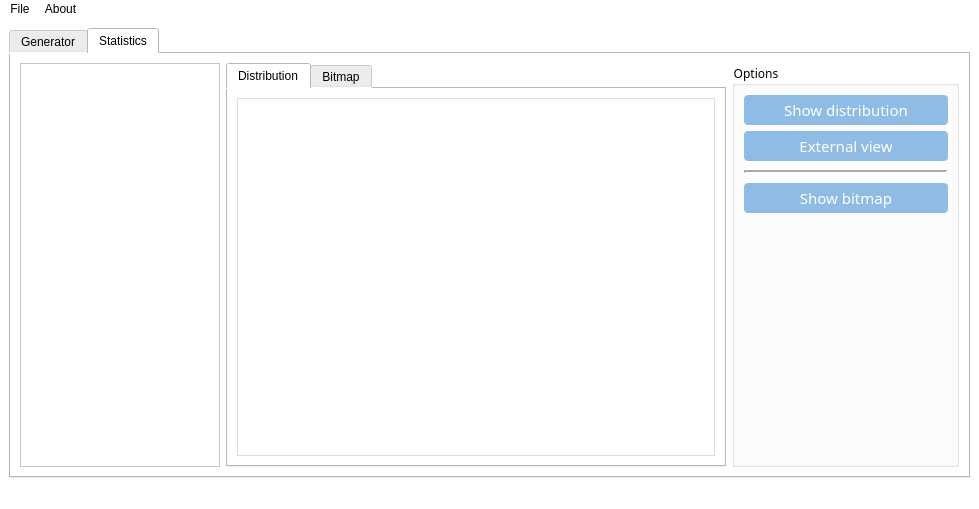
rialbat/IBMqRNG, file MainWindow.ui: the form before one commit.
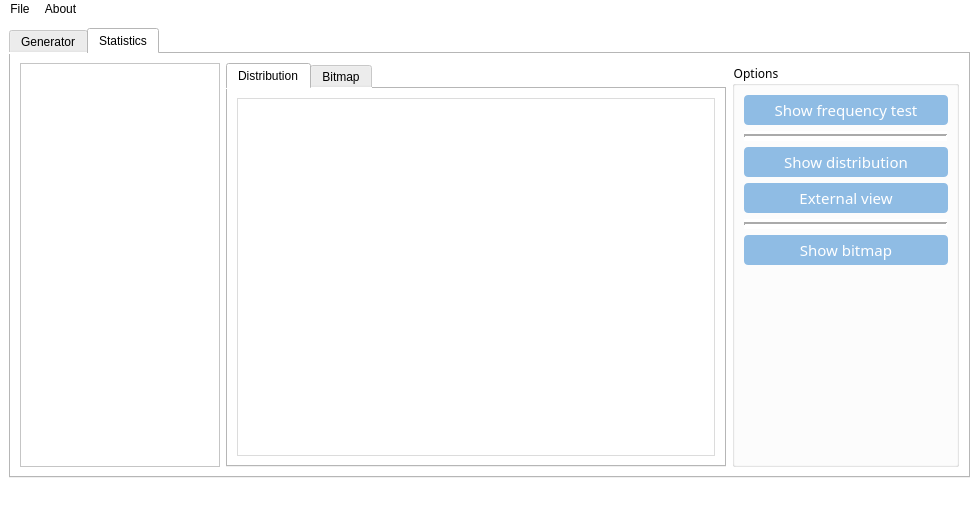
The form after the commit. The open tabs and pages were chosen to show the change. Icons and pictures are not drawn. Custom widgets are drawn as their Qt base class.

Patch:
```diff
--- a/MainWindow.ui
+++ b/MainWindow.ui
@@ -7,7 +7,7 @@
     <x>0</x>
     <y>0</y>
     <width>979</width>
-    <height>486</height>
+    <height>503</height>
    </rect>
   </property>
   <property name="minimumSize">
@@ -201,7 +201,31 @@
      border-style: solid;
      border-width: 1px;
      border-color: #DCDCDC;
- }</string>
+ }
+#frequencyPushButton
+{
+	background:rgb(0,133,252);
+	border-radius:4px;
+	font-size:15px;
+	font-family:Century Gothic, sans-serif;
+	color:rgb(255,255,255);
+}
+#frequencyPushButton:pressed
+{
+	background:rgb(0,122,228);
+	border-radius:4px;
+	font-size:15px;
+	font-family:Century Gothic, sans-serif;
+	color:rgb(255,255,255);
+}
+#frequencyPushButton:disabled
+{
+	background:rgb(143,188,228);
+	border-radius:4px;
+	font-size:15px;
+	font-family:Century Gothic, sans-serif;
+	color:rgb(255,255,255);
+}</string>
   </property>
   <widget class="QWidget" name="centralwidget">
    <layout class="QGridLayout" name="gridLayout_4">
@@ -691,6 +715,49 @@
             <layout class="QGridLayout" name="gridLayout_6">
              <item row="0" column="0">
               <layout class="QVBoxLayout" name="verticalLayout_7">
+               <item>
+                <widget class="QPushButton" name="frequencyPushButton">
+                 <property name="enabled">
+                  <bool>false</bool>
+                 </property>
+                 <property name="minimumSize">
+                  <size>
+                   <width>204</width>
+                   <height>30</height>
+                  </size>
+                 </property>
+                 <property name="maximumSize">
+                  <size>
+                   <width>204</width>
+                   <height>30</height>
+                  </size>
+                 </property>
+                 <property name="text">
+                  <string>Show frequency test</string>
+                 </property>
+                </widget>
+               </item>
+               <item>
+                <widget class="Line" name="line">
+                 <property name="minimumSize">
+                  <size>
+                   <width>0</width>
+                   <height>10</height>
+                  </size>
+                 </property>
+                 <property name="font">
+                  <font>
+                   <bold>true</bold>
+                  </font>
+                 </property>
+                 <property name="lineWidth">
+                  <number>2</number>
+                 </property>
+                 <property name="orientation">
+                  <enum>Qt::Horizontal</enum>
+                 </property>
+                </widget>
+               </item>
                <item>
                 <layout class="QVBoxLayout" name="verticalLayout_5">
                  <item>
@@ -740,7 +807,7 @@
                 </layout>
                </item>
                <item>
-                <widget class="Line" name="line">
+                <widget class="Line" name="line_2">
                  <property name="minimumSize">
                   <size>
                    <width>0</width>
```
Left out of the diff: 12 changed lines with no effect on the pictures.
